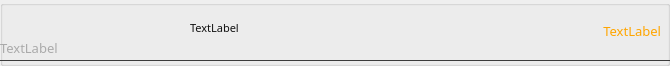
Before: the Qt Designer form src/gui/ui/transactionframe.ui in Pennykoin/PKGui, drawn with Qt 5.
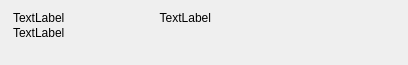
After: the same form once the commit is applied.

```diff
--- a/src/gui/ui/transactionframe.ui
+++ b/src/gui/ui/transactionframe.ui
@@ -6,19 +6,19 @@
    <rect>
     <x>0</x>
     <y>0</y>
-    <width>670</width>
-    <height>66</height>
+    <width>408</width>
+    <height>65</height>
    </rect>
   </property>
   <property name="minimumSize">
    <size>
-    <width>670</width>
-    <height>60</height>
+    <width>0</width>
+    <height>64</height>
    </size>
   </property>
   <property name="maximumSize">
    <size>
-    <width>16777215</width>
+    <width>540</width>
     <height>100</height>
    </size>
   </property>
@@ -28,16 +28,13 @@
   <property name="autoFillBackground">
    <bool>true</bool>
   </property>
-  <property name="styleSheet">
-   <string notr="true">color: #ddd;</string>
-  </property>
   <property name="frameShape">
    <enum>QFrame::NoFrame</enum>
   </property>
   <property name="frameShadow">
    <enum>QFrame::Raised</enum>
   </property>
-  <layout class="QHBoxLayout" name="horizontalLayout_2" stretch="0">
+  <layout class="QHBoxLayout" name="horizontalLayout_2" stretch="0,0,0">
    <property name="leftMargin">
     <number>0</number>
    </property>
@@ -51,104 +48,61 @@
     <number>0</number>
    </property>
    <item>
-    <widget class="QGroupBox" name="groupBox">
-     <property name="minimumSize">
-      <size>
-       <width>670</width>
-       <height>60</height>
-      </size>
-     </property>
-     <property name="title">
-      <string/>
-     </property>
-     <widget class="QLabel" name="m_amountLabel">
-      <property name="geometry">
-       <rect>
-        <x>520</x>
-        <y>20</y>
-        <width>141</width>
-        <height>21</height>
-       </rect>
-      </property>
-      <property name="font">
-       <font>
-        <family>Poppins</family>
-        <pointsize>10</pointsize>
-        <weight>50</weight>
-        <bold>false</bold>
-       </font>
-      </property>
-      <property name="styleSheet">
-       <string notr="true">color: orange;</string>
-      </property>
-      <property name="text">
-       <string>TextLabel</string>
-      </property>
-      <property name="alignment">
-       <set>Qt::AlignRight|Qt::AlignTrailing|Qt::AlignVCenter</set>
-      </property>
-     </widget>
      <widget class="QLabel" name="m_iconLabel">
-      <property name="geometry">
-       <rect>
-        <x>0</x>
-        <y>0</y>
-        <width>18</width>
-        <height>18</height>
-       </rect>
-      </property>
-      <property name="maximumSize">
-       <size>
-        <width>18</width>
-        <height>18</height>
-       </size>
-      </property>
       <property name="text">
        <string/>
       </property>
-      <property name="alignment">
-       <set>Qt::AlignRight|Qt::AlignTrailing|Qt::AlignVCenter</set>
-      </property>
-     </widget>
+    </widget>
+   </item>
+   <item>
+    <layout class="QVBoxLayout" name="verticalLayout">
+     <property name="spacing">
+      <number>0</number>
+     </property>
+     <item>
+      <spacer name="verticalSpacer_2">
+       <property name="orientation">
+        <enum>Qt::Vertical</enum>
+       </property>
+       <property name="sizeType">
+        <enum>QSizePolicy::Fixed</enum>
+       </property>
+       <property name="sizeHint" stdset="0">
+        <size>
+         <width>20</width>
+         <height>10</height>
+        </size>
+       </property>
+      </spacer>
+     </item>
+     <item>
+      <layout class="QHBoxLayout" name="horizontalLayout" stretch="0,1">
+       <property name="spacing">
+        <number>20</number>
+       </property>
+       <item>
      <widget class="QLabel" name="m_timeLabel">
-      <property name="geometry">
-       <rect>
-        <x>0</x>
-        <y>40</y>
-        <width>193</width>
-        <height>16</height>
-       </rect>
-      </property>
-      <property name="font">
-       <font>
-        <family>Poppins</family>
-        <pointsize>10</pointsize>
-       </font>
-      </property>
-      <property name="styleSheet">
-       <string notr="true">color: #aaa;</string>
-      </property>
+         <property name="text">
+          <string>TextLabel</string>
+         </property>
+        </widget>
+       </item>
+       <item>
+        <widget class="QLabel" name="m_amountLabel">
       <property name="text">
        <string>TextLabel</string>
       </property>
-     </widget>
+         <property name="alignment">
+          <set>Qt::AlignRight|Qt::AlignTrailing|Qt::AlignVCenter</set>
+         </property>
+        </widget>
+       </item>
+      </layout>
+     </item>
+     <item>
      <widget class="QLabel" name="m_hashLabel">
-      <property name="geometry">
-       <rect>
-        <x>190</x>
-        <y>20</y>
-        <width>371</width>
-        <height>16</height>
-       </rect>
-      </property>
-      <property name="font">
-       <font>
-        <family>Poppins</family>
-        <pointsize>8</pointsize>
-       </font>
-      </property>
       <property name="styleSheet">
-       <string notr="true">color: #111;</string>
+        <string notr="true"/>
       </property>
       <property name="text">
        <string>TextLabel</string>
@@ -159,9 +113,6 @@
       <property name="alignment">
        <set>Qt::AlignLeading|Qt::AlignLeft|Qt::AlignVCenter</set>
       </property>
-      <property name="wordWrap">
-       <bool>false</bool>
-      </property>
       <property name="indent">
        <number>-1</number>
       </property>
@@ -169,35 +120,44 @@
        <set>Qt::NoTextInteraction</set>
       </property>
      </widget>
-     <widget class="Line" name="line">
-      <property name="geometry">
-       <rect>
-        <x>0</x>
-        <y>60</y>
-        <width>671</width>
-        <height>1</height>
-       </rect>
-      </property>
-      <property name="minimumSize">
-       <size>
-        <width>0</width>
-        <height>1</height>
-       </size>
-      </property>
-      <property name="maximumSize">
+     </item>
+     <item>
+      <widget class="QLabel" name="m_messageLabel">
+       <property name="text">
+        <string/>
+       </property>
+      </widget>
+     </item>
+     <item>
+      <spacer name="verticalSpacer">
+       <property name="orientation">
+        <enum>Qt::Vertical</enum>
+       </property>
+       <property name="sizeType">
+        <enum>QSizePolicy::Fixed</enum>
+       </property>
+       <property name="sizeHint" stdset="0">
        <size>
-        <width>16777215</width>
-        <height>1</height>
-       </size>
-      </property>
-      <property name="styleSheet">
-       <string notr="true">background-color: #333;</string>
-      </property>
+         <width>20</width>
+         <height>10</height>
+        </size>
+       </property>
+      </spacer>
+     </item>
+    </layout>
+   </item>
+   <item>
+    <spacer name="horizontalSpacer">
       <property name="orientation">
        <enum>Qt::Horizontal</enum>
       </property>
-     </widget>
-    </widget>
+     <property name="sizeHint" stdset="0">
+      <size>
+       <width>40</width>
+       <height>20</height>
+      </size>
+     </property>
+    </spacer>
    </item>
   </layout>
  </widget>
```
Left out of the diff: 3 changed lines with no effect on the pictures. Lines whose indentation alone changed are shown as unchanged.
